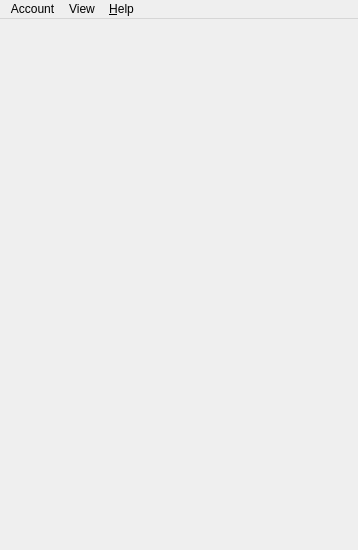
First picture: the form in app/client/widgets/MainWindow.ui, repository dougma/lastfm-desktop, before the edit.
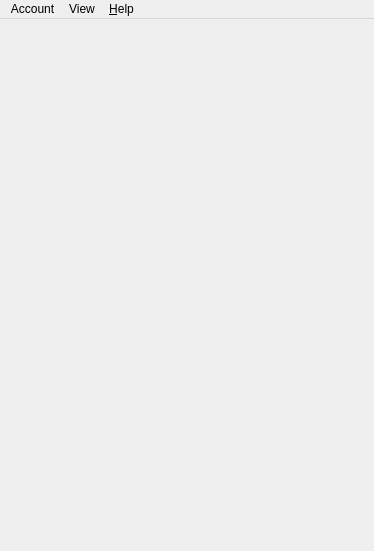
Second picture: the form after the edit. Icons and pictures are not drawn.

Commit message: Size the window so MyStations doesn't have a scrollbar. Remove setBackgroundRole on MyStations to stop crazy painting bug.

Diff of the .ui file:
```diff
--- a/app/client/widgets/MainWindow.ui
+++ b/app/client/widgets/MainWindow.ui
@@ -5,8 +5,8 @@
    <rect>
     <x>0</x>
     <y>0</y>
-    <width>358</width>
-    <height>550</height>
+    <width>374</width>
+    <height>551</height>
    </rect>
   </property>
   <property name="windowTitle" >
@@ -20,7 +20,7 @@
     <rect>
      <x>0</x>
      <y>0</y>
-     <width>358</width>
+     <width>374</width>
      <height>22</height>
     </rect>
    </property>
```
The commit also changes 2 other files.
